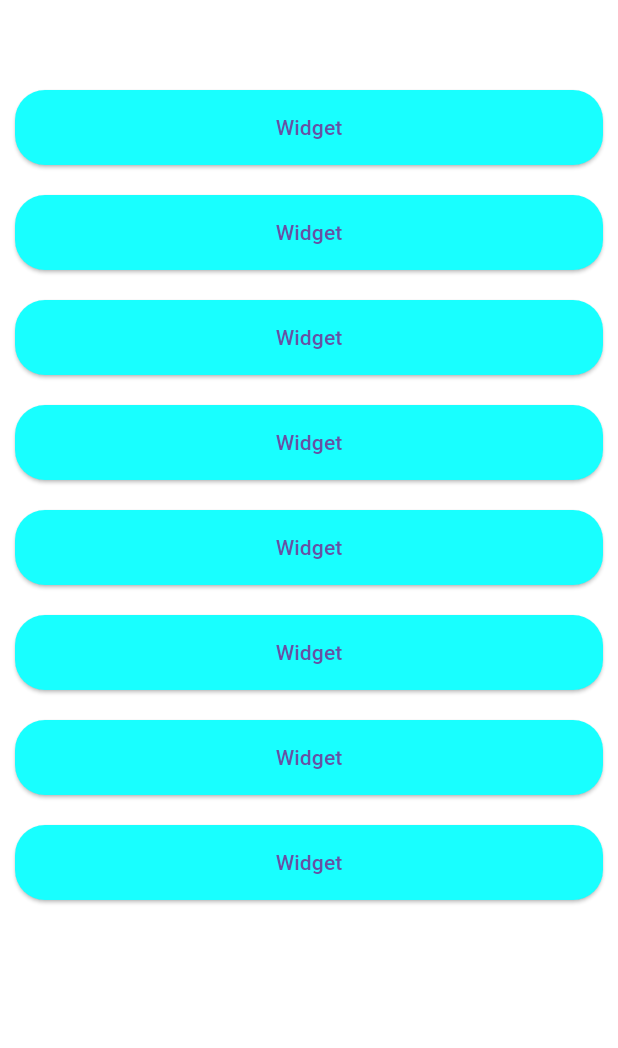
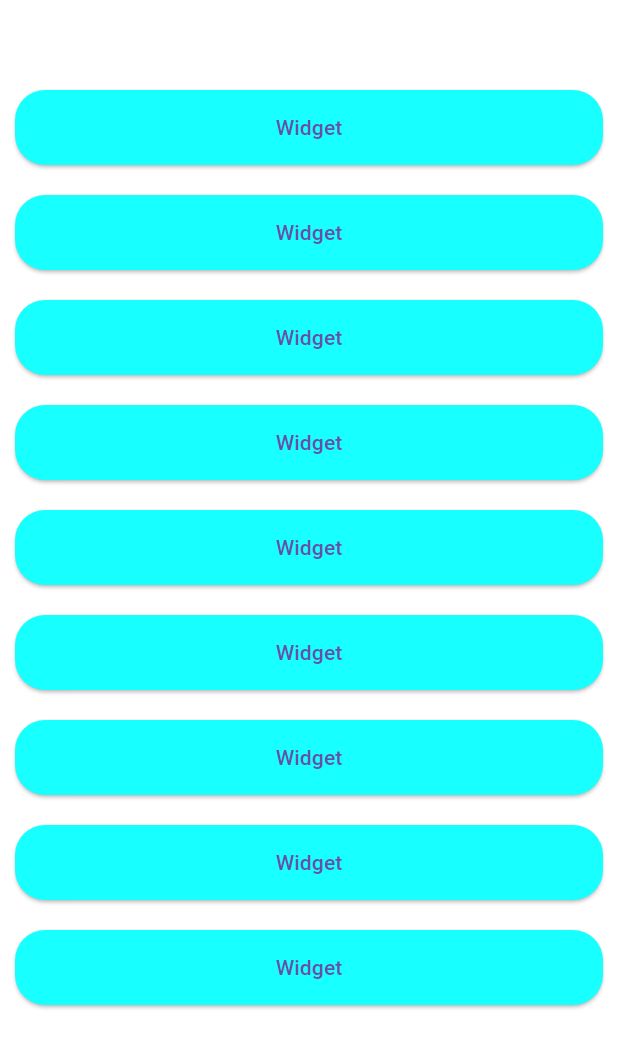
Before and after one commit to rabaun/new_bloc_login, a Flutter app: the screen it shows after launch, on a phone screen of 412 x 824 dp. Shown: the top 1048 px of the screen. Run offline on Flutter 3.47's test engine with Material 3 defaults, Android fonts, the phone set to English and light mode, and no system bars; our stand-ins replace bloc, carousel_slider, dio, flutter_bloc, flutter_svg, freezed_annotation and 2 more; missing offline and left inert: horizontal_data_table, sqlite3.

Commit message:
Added new bloc RawDatagramSocketclass

```diff
--- a/lib/blocs/bloc_currency/bloc_currency.dart
+++ b/lib/blocs/bloc_currency/bloc_currency.dart
@@ -1,5 +1,6 @@
 import 'package:bloc/bloc.dart';
 import 'package:flutter/foundation.dart';
+
 import '../../data/models/model_currency/currency_model.dart';
 import '../../data/repository/currency_repository.dart';
 import '../../main.dart';
--- a/lib/blocs/bloc_currency/body.dart
+++ b/lib/blocs/bloc_currency/body.dart
@@ -8,10 +8,10 @@ import '../../main.dart';
 class CurrencyWidget extends StatefulWidget {
   const CurrencyWidget({
     Key? key,
-    required this.currencyModel,
+    required this.model,
   }) : super(key: key);
 
-  final List<CurrencyModel>? currencyModel;
+  final List<CurrencyModel>? model;
 
   @override
   State<CurrencyWidget> createState() => _CurrencyWidgetState();
@@ -82,9 +82,9 @@ class _CurrencyWidgetState extends State<CurrencyWidget> {
   }
 
   Future<List<String>?> addFirstNameList() async {
-    for (int i = 0; i < widget.currencyModel!.length; i++) {
+    for (int i = 0; i < widget.model!.length; i++) {
       setState(() {
-        firstListCurrency?.add(widget.currencyModel![i].codeTo.toString());
+        firstListCurrency?.add(widget.model![i].codeTo.toString());
       });
     }
     Future.delayed(const Duration(seconds: 1)); // пример задержки
@@ -92,9 +92,9 @@ class _CurrencyWidgetState extends State<CurrencyWidget> {
   }
 
   Future<List<String>?> addSecondNameList() async {
-    for (int i = 0; i < widget.currencyModel!.length; i++) {
+    for (int i = 0; i < widget.model!.length; i++) {
       setState(() {
-        secondListCurrency?.add(widget.currencyModel![i].codeTo.toString());
+        secondListCurrency?.add(widget.model![i].codeTo.toString());
       });
     }
     Future.delayed(const Duration(seconds: 1)); // пример задержки
@@ -170,15 +170,15 @@ class _CurrencyWidgetState extends State<CurrencyWidget> {
               currency = value!;
               _secondSetLanguage(value.toString());
               secondIndex = secondListCurrency?.indexOf(value) ?? 0;
-              firstUnit = widget.currencyModel?[firstIndex].unit;
-              secondUnit = widget.currencyModel?[secondIndex].unit;
-              firstCodeTo = widget.currencyModel?[firstIndex].codeTo;
+              firstUnit = widget.model?[firstIndex].unit;
+              secondUnit = widget.model?[secondIndex].unit;
+              firstCodeTo = widget.model?[firstIndex].codeTo;
               secondCodeTo =
-                  widget.currencyModel?[secondIndex].codeTo.toString();
-              secondRate = widget.currencyModel?[secondIndex].rate.toString();
-              var first = widget.currencyModel?[firstIndex].rate;
+                  widget.model?[secondIndex].codeTo.toString();
+              secondRate = widget.model?[secondIndex].rate.toString();
+              var first = widget.model?[firstIndex].rate;
               var fistDev = first!/firstUnit!;
-              var second = widget.currencyModel![secondIndex].rate;
+              var second = widget.model![secondIndex].rate;
               var secondDev = second!/secondUnit!;
               secondDivision = (secondDev / fistDev)*secondUnit!;
               division = fistDev / secondDev;
@@ -508,7 +508,7 @@ class _CurrencyBodyState extends State<CurrencyBody> {
                 body: TabBarView(
                   children: [
                     CurrencyWidget(
-                      currencyModel: widget.currencyModel,
+                      model: widget.currencyModel,
                     ),
                     MyApp(),
                   ],
--- /dev/null
+++ b/lib/blocs/bloc_socket/socket_event.dart
@@ -0,0 +1,16 @@
+import 'package:freezed_annotation/freezed_annotation.dart';
+
+part 'socket_event.freezed.dart';
+
+@freezed
+class SocketEvent with _$SocketEvent {
+  const factory SocketEvent.connect() = Connect;
+
+  const factory SocketEvent.sendData({
+    required String? data,
+  }) = SendData;
+
+  const factory SocketEvent.startUdp() = StartUdp;
+
+  const factory SocketEvent.receiveData() = ReceiveData;
+}
--- /dev/null
+++ b/lib/blocs/bloc_socket/socket_state.dart
@@ -0,0 +1,22 @@
+import 'package:freezed_annotation/freezed_annotation.dart';
+
+part 'socket_state.freezed.dart';
+
+@freezed
+class SocketState with _$SocketState {
+  const factory SocketState.initial() = InitialSocketState;
+
+  const factory SocketState.connecting() = ConnectingSocketState;
+
+  const factory SocketState.connected() = ConnectedSocketState;
+
+  const factory SocketState.dataReceived({
+    required String? receivedData,
+  }) = DataReceivedSocketState;
+
+  const factory SocketState.dataSent() = DataSentSocketState;
+
+  const factory SocketState.udpStarted({required String? udpData}) = UdpStartedSocketState; // Убираем required
+
+  const factory SocketState.error(String message) = ErrorSocketState;
+}
--- a/lib/di_container/di.dart
+++ b/lib/di_container/di.dart
@@ -11,6 +11,7 @@ import '../data/repository/cafe_repository.dart';
 import '../data/repository/currency_repository.dart';
 import '../data/repository/github_repository.dart';
 import '../data/repository/hotel_repository.dart';
+import '../data/repository/socket_repository.dart';
 import '../data/repository/weather_repository.dart';
 
 
@@ -26,7 +27,7 @@ Future<bool?>? startGetIt(GetIt getIt) async {
   getIt.registerSingleton<UserDao>(UserDao());
   getIt.registerSingleton<CurrencyService>(CurrencyService());
   getIt.registerSingleton<CurrencyRepository>(CurrencyRepository());
-
+  getIt.registerLazySingleton(() => SocketRepositoryImpl());
   return null;
 }
 
--- a/lib/main.dart
+++ b/lib/main.dart
@@ -6,6 +6,7 @@ import 'package:list_blocs_app/presentation/counter_screen.dart';
 import 'package:list_blocs_app/presentation/currency_screen.dart';
 import 'package:list_blocs_app/presentation/github_screen.dart';
 import 'package:list_blocs_app/presentation/room_screen.dart';
+import 'package:list_blocs_app/presentation/socket_screen.dart';
 import 'package:list_blocs_app/presentation/user_screen.dart';
 import 'package:list_blocs_app/presentation/weather_screen.dart';
 
@@ -20,6 +21,8 @@ import 'blocs/bloc_hotel/bloc_hotel.dart';
 import 'blocs/bloc_hotel/hotel_event.dart';
 import 'blocs/bloc_room/bloc_room.dart';
 import 'blocs/bloc_room/room_event.dart';
+import 'blocs/bloc_socket/bloc_socket.dart';
+import 'blocs/bloc_socket/socket_event.dart';
 import 'blocs/bloc_user/user_bloc.dart';
 import 'blocs/bloc_user/user_event.dart';
 import 'blocs/bloc_weather/bloc_weather.dart';
@@ -27,6 +30,7 @@ import 'blocs/bloc_weather/weather_event.dart';
 import 'data/api/cafe_api.dart';
 import 'data/db/dao/user_dao.dart';
 import 'data/repository/cafe_repository.dart';
+import 'data/repository/socket_repository.dart';
 import 'di_container/di.dart';
 import 'presentation/hotel_screen.dart';
 
@@ -40,8 +44,8 @@ void main() async {
 }
 
 class MyApp extends StatelessWidget {
-  final CatalogRepositoryImpl catalogRepositoryImpl =
-      (CatalogRepositoryImpl(CafeService()));
+  final CatalogRepositoryImpl catalogRepositoryImpl = (CatalogRepositoryImpl(CafeService()));
+  final SocketRepositoryImpl socketRepositoryImpl = (SocketRepositoryImpl());
   final UserDao userDao = UserDao();
 
   final list = [
@@ -53,6 +57,7 @@ class MyApp extends StatelessWidget {
     const CafeScreen(),
     const UserSrceen(),
     const CurrencyScreen(),
+    const SocketScreen(),
   ];
 
   _elevationButton(screen, context) {
@@ -88,31 +93,27 @@ class MyApp extends StatelessWidget {
     return MultiBlocProvider(
         providers: [
           BlocProvider<CafeBloc>(
-              create: (context) => CafeBloc(catalogRepositoryImpl)
-                ..add(const CafeEvent.fetch())),
+              create: (context) => CafeBloc(catalogRepositoryImpl)..add(const CafeEvent.fetch())),
           BlocProvider<CounterBloc>(create: (context) => CounterBloc()),
           BlocProvider<GitHubBloc>(
+              create: (context) => GitHubBloc()..add(const GitHubEvent.initial())),
+          BlocProvider<HotelBloc>(
+              create: (context) => HotelBloc()..add(const HotelEvent.initial())),
+          BlocProvider<RoomBloc>(create: (context) => RoomBloc()..add(const RoomEvent.initial())),
+          BlocProvider<WeatherBloc>(
+              create: (context) => WeatherBloc()..add(const WeatherEvent.initial())),
+          BlocProvider<UserBloc>(
+              create: (context) => UserBloc(userDao)..add(const UserEvent.fetch())),
+          BlocProvider<CurrencyBloc>(
+              create: (context) => CurrencyBloc()..add(const CurrencyEvent.initial())),
+          BlocProvider<SocketBloc>(
               create: (context) =>
-                  GitHubBloc()..add(const GitHubEvent.initial())),
-          BlocProvider<HotelBloc>(
-              create: (context) =>
-                  HotelBloc()..add(const HotelEvent.initial())),
-          BlocProvider<RoomBloc>(
-              create: (context) => RoomBloc()..add(const RoomEvent.initial())),
-          BlocProvider<WeatherBloc>(
-              create: (context) =>
-                  WeatherBloc()..add(const WeatherEvent.initial())),
-          BlocProvider<UserBloc>(
-              create: (context) =>
-                  UserBloc(userDao)..add(const UserEvent.fetch())),
-          BlocProvider<CurrencyBloc>(
-              create: (context) =>
-                  CurrencyBloc()..add(const CurrencyEvent.initial())),
+                  SocketBloc(socketRepositoryImpl)..add(const SocketEvent.connect())),
         ],
         child: MaterialApp(
           title: 'Flutter Bloc Example',
           home: Padding(
-            padding: const EdgeInsets.fromLTRB(0,50,0,0),
+            padding: const EdgeInsets.fromLTRB(0, 50, 0, 0),
             child: ListView.builder(
                 itemCount: list.length,
                 itemBuilder: (BuildContext context, int index) {
--- a/lib/presentation/currency_screen.dart
+++ b/lib/presentation/currency_screen.dart
@@ -52,7 +52,6 @@ class _CurrencyScreenState extends State<CurrencyScreen> {
               orElse: () => const SizedBox(),
             );
           },
-        )
-    );
+        ));
   }
 }
```
Also changed, not shown: lib/blocs/bloc_cafe/bloc_cafe.dart (+0 -13 lines), lib/blocs/bloc_socket/bloc_socket.dart (added, +77 -0 lines), lib/blocs/bloc_socket/body.dart (added, +42 -0 lines), lib/data/api/сurrency_api.dart (+1 -21 lines), lib/data/repository/socket_repository.dart (added, +107 -0 lines), lib/presentation/socket_screen.dart (added, +55 -0 lines), lib/blocs/bloc_socket/socket_event.freezed.dart (added), lib/blocs/bloc_socket/socket_state.freezed.dart (added).
